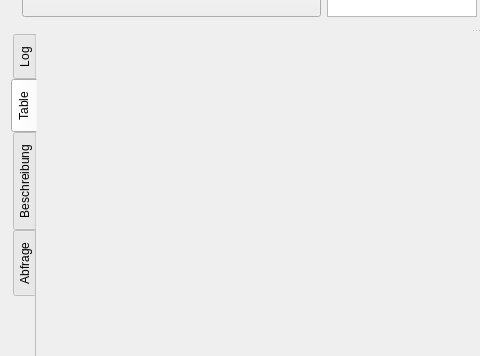
This is mainwindow.ui in EinfachToll/MeinSQL as Qt 5 draws it before an edit; both pictures show x 0 to 480 and y 197 to 553 of the 960 by 669 pixel window. The edited form follows.
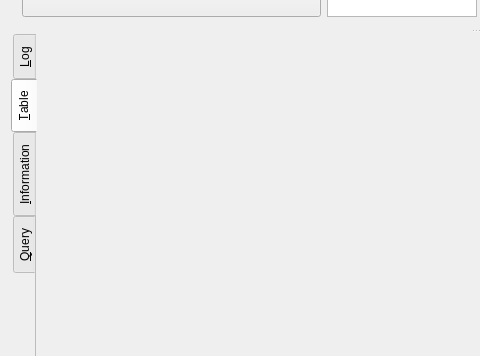
This is the edited form.

What changed in the file:
```diff
--- a/mainwindow.ui
+++ b/mainwindow.ui
@@ -189,7 +189,7 @@
        </property>
        <widget class="QWidget" name="tab_log">
         <attribute name="title">
-         <string>Log</string>
+         <string>&amp;Log</string>
         </attribute>
         <widget class="QPlainTextEdit" name="plainTextEdit_Log">
          <property name="geometry">
@@ -204,7 +204,7 @@
        </widget>
        <widget class="QWidget" name="tab_table">
         <attribute name="title">
-         <string>Table</string>
+         <string>&amp;Table</string>
         </attribute>
         <layout class="QVBoxLayout" name="verticalLayout_3">
          <item>
@@ -214,12 +214,12 @@
        </widget>
        <widget class="QWidget" name="tab_info">
         <attribute name="title">
-         <string>Beschreibung</string>
+         <string>&amp;Information</string>
         </attribute>
        </widget>
        <widget class="QWidget" name="tab_query">
         <attribute name="title">
-         <string>Abfrage</string>
+         <string>&amp;Query</string>
         </attribute>
        </widget>
       </widget>
```
